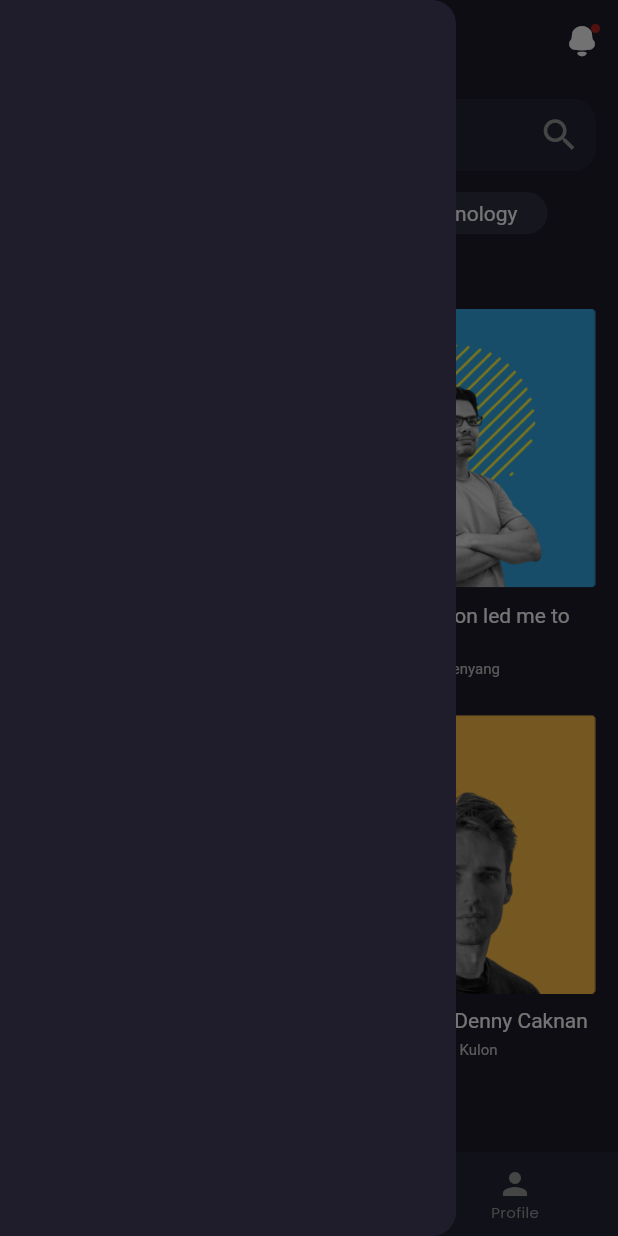
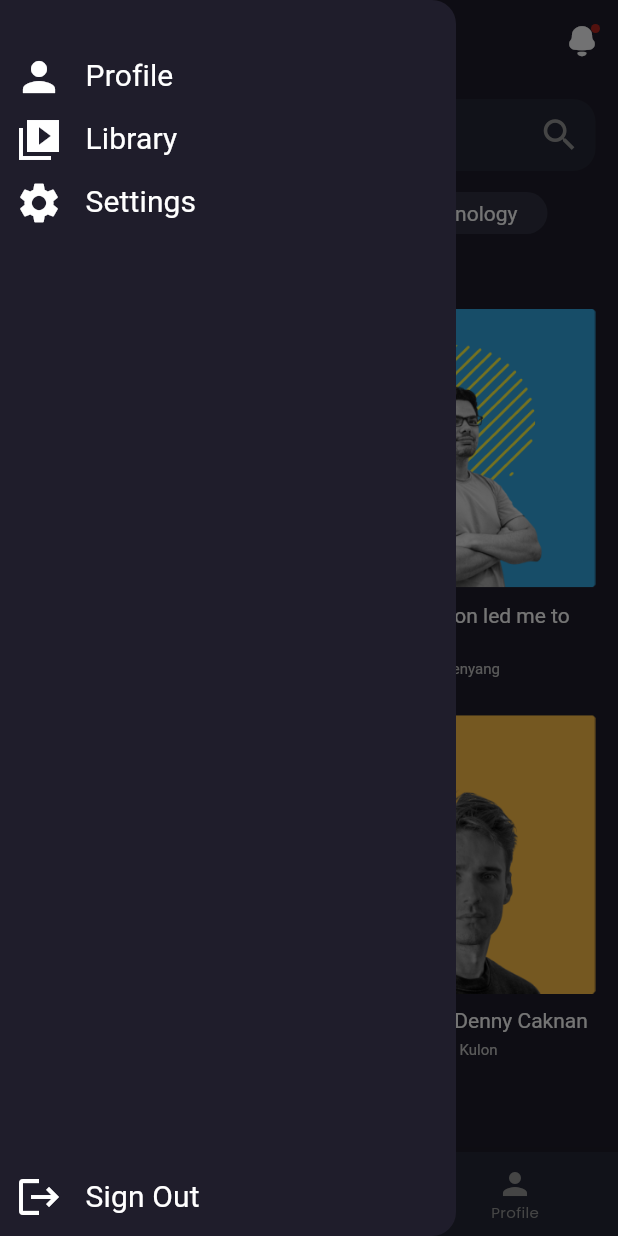
Before and after one commit to Keremovsky/piton_tech_project, a Flutter app: the screen it shows after launch, after a tap on the "menu" icon, on a phone screen of 412 x 824 dp. Run offline on Flutter 3.47's test engine with Material 3 defaults, Android fonts, the light colour scheme and no system bars; our stand-ins replace flutter_riverpod, go_router, google_fonts, just_audio, shared_preferences.

Commit message:
drawer filled with some widgets

```diff
--- a/lib/features/audio/widgets/audio_volume_painter.dart
+++ b/lib/features/audio/widgets/audio_volume_painter.dart
@@ -1,6 +1,5 @@
 import 'package:flutter/material.dart';
 import 'package:piton_tech_project/themes/palette.dart';
-import 'package:touchable/touchable.dart';
 
 class AudioVolumePainter extends CustomPainter {
   /// A painter that paints one volume component in the audio progress bar.
--- a/lib/features/home/widgets/custom_drawer.dart
+++ b/lib/features/home/widgets/custom_drawer.dart
@@ -1,14 +1,58 @@
 import 'package:flutter/material.dart';
+import 'package:piton_tech_project/features/home/widgets/custom_drawer_button.dart';
 
 class CustomDrawer extends StatelessWidget {
   const CustomDrawer({super.key});
 
   @override
   Widget build(BuildContext context) {
-    return const Drawer(
-      child: Column(
-        children: [],
+    return Drawer(
+      child: Padding(
+        padding: const EdgeInsets.only(
+          top: 35,
+          bottom: 10,
+          left: 10,
+          right: 10,
+        ),
+        child: Column(
+          children: [
+            CustomDrawerButton(
+              onTap: () {},
+              text: "Profile",
+              icon: Icons.person,
+            ),
+            const _CustomSizedBox(),
+            CustomDrawerButton(
+              onTap: () {},
+              text: "Library",
+              icon: Icons.video_library_sharp,
+            ),
+            const _CustomSizedBox(),
+            CustomDrawerButton(
+              onTap: () {},
+              text: "Settings",
+              icon: Icons.settings,
+            ),
+            const Spacer(),
+            CustomDrawerButton(
+              onTap: () {},
+              text: "Sign Out",
+              icon: Icons.logout,
+            ),
+          ],
+        ),
       ),
     );
   }
 }
+
+class _CustomSizedBox extends StatelessWidget {
+  const _CustomSizedBox({
+    super.key,
+  });
+
+  @override
+  Widget build(BuildContext context) {
+    return const SizedBox(height: 10);
+  }
+}
--- /dev/null
+++ b/lib/features/home/widgets/custom_drawer_button.dart
@@ -0,0 +1,40 @@
+import 'package:flutter/material.dart';
+
+class CustomDrawerButton extends StatelessWidget {
+  final Function() onTap;
+  final String text;
+  final TextStyle? textStyle;
+  final IconData icon;
+
+  const CustomDrawerButton({
+    super.key,
+    required this.onTap,
+    required this.text,
+    this.textStyle,
+    required this.icon,
+  });
+
+  @override
+  Widget build(BuildContext context) {
+    return GestureDetector(
+      onTap: onTap,
+      child: SizedBox(
+        width: double.infinity,
+        child: Row(
+          children: [
+            Icon(icon, size: 32),
+            const SizedBox(width: 15),
+            Text(
+              text,
+              style: textStyle ??
+                  Theme.of(context)
+                      .textTheme
+                      .titleSmall!
+                      .copyWith(fontWeight: FontWeight.normal),
+            )
+          ],
+        ),
+      ),
+    );
+  }
+}
--- a/lib/main.dart
+++ b/lib/main.dart
@@ -85,4 +85,7 @@ final ThemeData _theme = ThemeData(
         color: Palette.fullWhite,
       ),
     ),
-);
+    iconTheme: const IconThemeData(
+      color: Palette.fullWhite,
+      size: 24,
+    ));
--- a/pubspec.yaml
+++ b/pubspec.yaml
@@ -41,7 +41,6 @@ dependencies:
   just_audio: ^0.9.36
   just_audio_windows: ^0.2.0
   just_audio_mpv: ^0.1.7
-  touchable: ^1.0.2
 
 dev_dependencies:
   flutter_test:
```
Also changed, not shown: pubspec.lock. Lines whose indentation alone changed are shown as unchanged.
